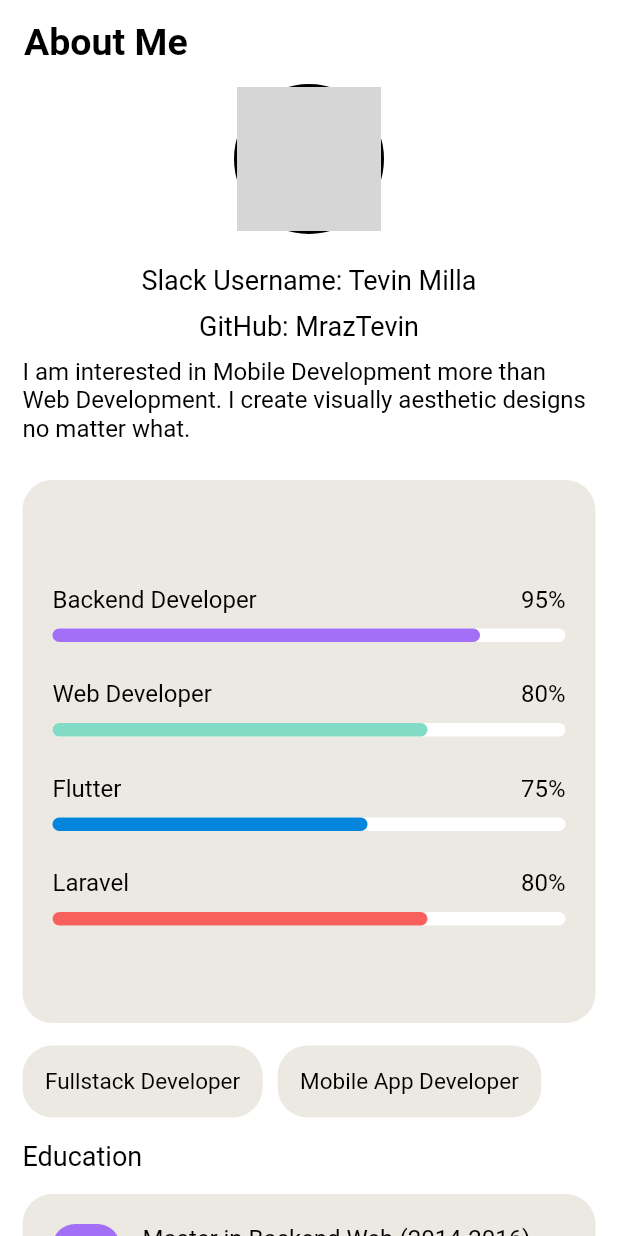
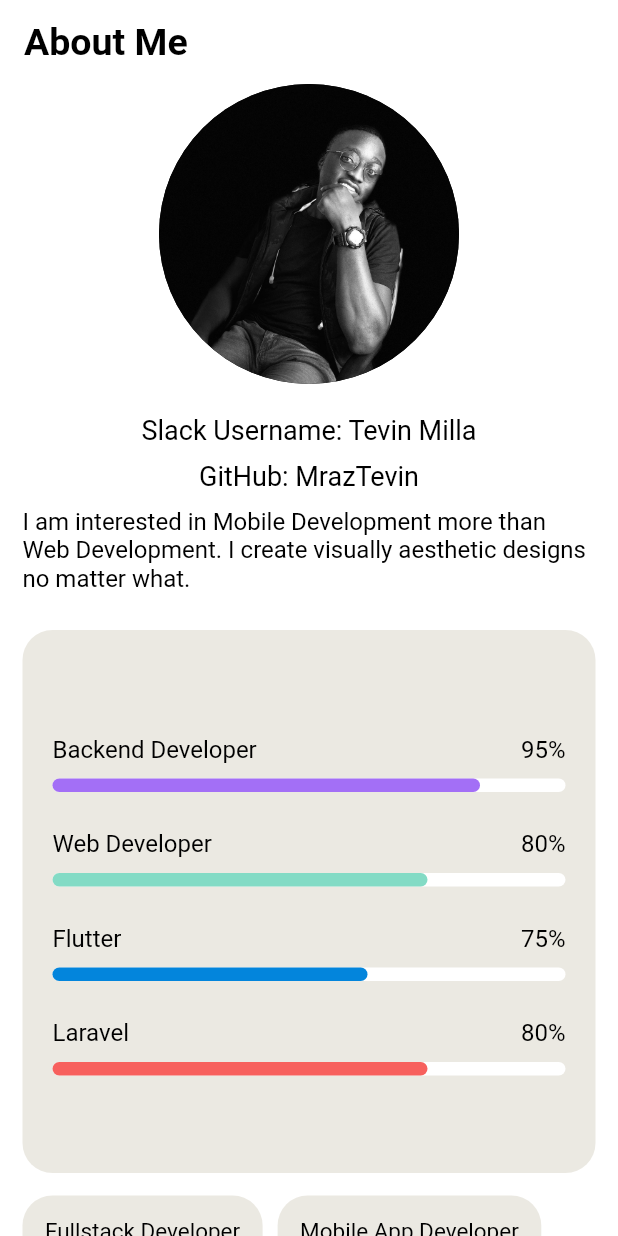
Before and after one commit to MrazTevin/View-CV, a Flutter app: the screen it shows after launch, on a phone screen of 412 x 824 dp. Run offline on Flutter 3.47's test engine with Material 2 defaults, Android fonts, the phone set to English and light mode, and no system bars; grey boxes are pictures that could not be loaded.

```diff
--- a/lib/pages/home_page.dart
+++ b/lib/pages/home_page.dart
@@ -71,11 +71,15 @@ class _HomePageState extends State<HomePage> {
                 children: [
                   // Your full name in a circular frame with rounded black border
                   CircleAvatar(
-                    radius: 50.0, // Adjust the size as needed
+                    radius: 100.0, // Adjust the size as needed
                     backgroundColor: Colors.black, // Change as needed
-                    child: CircleAvatar(
-                      radius: 48.0, // Adjust the size as needed
-                      backgroundImage: AssetImage('your_profile_image.png'), // Replace with your image asset
+                    child: ClipOval(
+                      child: Image.asset(
+                        'assets/images/milla.png',
+                        fit:  BoxFit.cover,
+                        width: 200.0,
+                        height: 200.0,
+                      ),
                     ),
                   ),
                   SizedBox(height: 10.0), // Add some spacing
```
